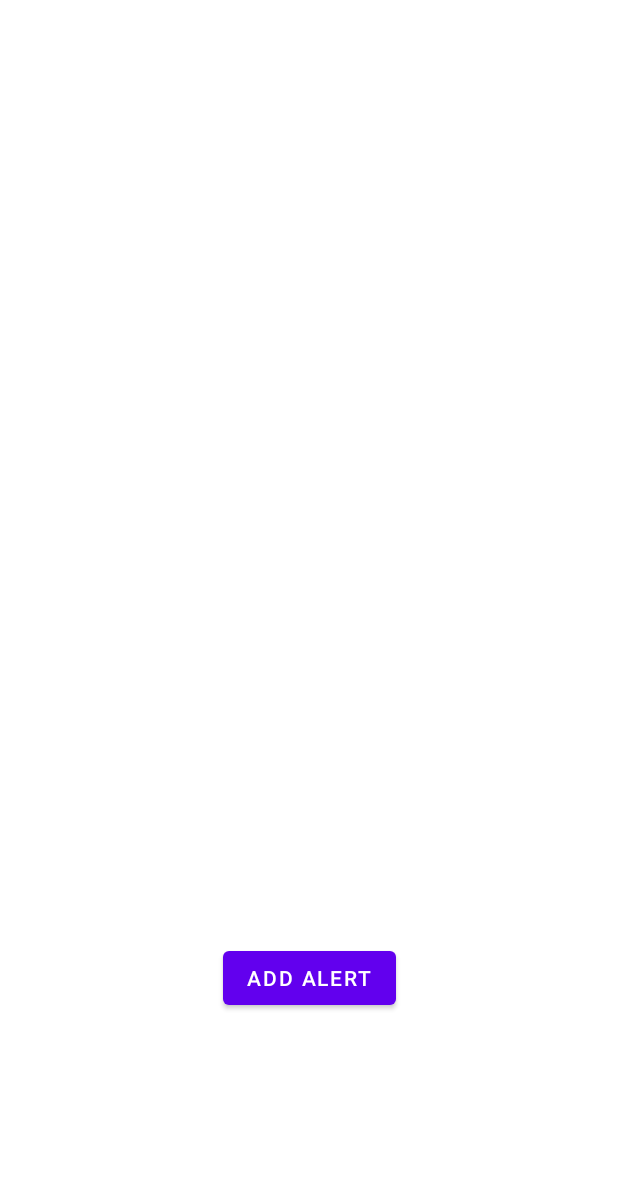
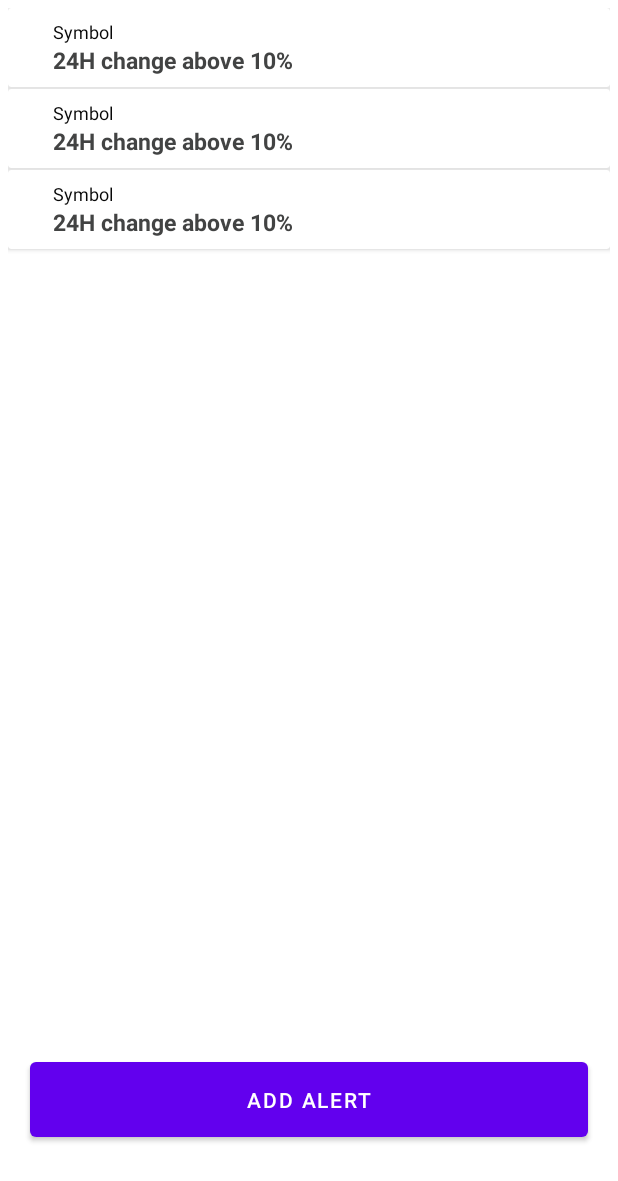
Before and after one commit to Flutter-Lab/CryptoChime, an Android app: the layout fragment_alert2.xml on its own in the app's theme, with its tools: preview values and no code run, on a phone screen of 412 x 824 dp. Shown: the top 1181 px of the screen. Run offline under Robolectric (Android 15) with nearby library versions, the phone set to English and light mode, and no system bars; network calls fail.

Commit message:
Implemented DB For MultiAlert
Implemented DB For MultiAlert

```diff
--- a/app/build.gradle
+++ b/app/build.gradle
@@ -32,11 +32,14 @@ dependencies {
     implementation 'androidx.appcompat:appcompat:1.2.0'
     implementation 'com.google.android.material:material:1.3.0'
     implementation 'androidx.constraintlayout:constraintlayout:2.0.4'
-    implementation 'com.android.volley:volley:1.1.1'
+    implementation 'com.android.volley:volley:1.2.1'
     implementation 'androidx.legacy:legacy-support-v4:1.0.0'
     testImplementation 'junit:junit:4.+'
     androidTestImplementation 'androidx.test.ext:junit:1.1.2'
     androidTestImplementation 'androidx.test.espresso:espresso-core:3.3.0'
+
+    implementation 'androidx.room:room-runtime:2.4.0-alpha05'
+    annotationProcessor 'androidx.room:room-compiler:2.4.0-alpha05'
 
     implementation 'com.github.bumptech.glide:glide:4.12.0'
     annotationProcessor 'com.github.bumptech.glide:compiler:4.12.0'
--- /dev/null
+++ b/app/src/main/res/layout/alert_rv_sample.xml
@@ -0,0 +1,43 @@
+<?xml version="1.0" encoding="utf-8"?>
+<androidx.cardview.widget.CardView xmlns:android="http://schemas.android.com/apk/res/android"
+    android:layout_width="match_parent"
+    android:layout_height="wrap_content"
+    android:layout_marginBottom="1dp"
+    >
+
+
+    <RelativeLayout
+        android:id="@+id/coinInfoBlock"
+        android:layout_width="match_parent"
+        android:layout_height="wrap_content"
+        android:paddingHorizontal="30dp"
+        android:paddingVertical="7dp"
+        >
+
+
+        <TextView
+            android:id="@+id/symbolTextView"
+            android:layout_width="wrap_content"
+            android:layout_height="wrap_content"
+            android:text="Symbol"
+            android:textColor="#070707"
+            android:textSize="12sp"
+             />
+
+        <TextView
+            android:id="@+id/alertTypeNameTV"
+            android:layout_width="wrap_content"
+            android:layout_height="wrap_content"
+            android:layout_below="@+id/symbolTextView"
+            android:text="24H change above 10%"
+            android:textStyle="bold"
+            android:textColor="#424343"
+            android:textSize="15sp"
+
+            />
+
+
+
+    </RelativeLayout>
+
+</androidx.cardview.widget.CardView>
--- a/app/src/main/res/layout/fragment_alert2.xml
+++ b/app/src/main/res/layout/fragment_alert2.xml
@@ -7,20 +7,27 @@
     tools:context=".AlertFragment2">
 
     <androidx.recyclerview.widget.RecyclerView
-        android:id="@+id/recyclerView"
+        android:id="@+id/alertRecyclerView"
         android:layout_width="match_parent"
-        android:layout_height="wrap_content"
-        android:padding="13dp"
-        android:visibility="visible" />
+        android:layout_height="match_parent"
+        android:padding="5dp"
+        android:visibility="visible"
+        app:layout_constraintBottom_toBottomOf="parent"
+        app:layout_constraintTop_toTopOf="parent"
+        tools:listitem="@layout/alert_rv_sample"
+        tools:ignore="MissingConstraints" />
 
     <Button
         android:id="@+id/addAlertButton"
-        android:layout_width="wrap_content"
+        android:layout_width="match_parent"
         android:layout_height="wrap_content"
-        android:layout_marginBottom="148dp"
+        android:layout_marginHorizontal="20dp"
+        android:layout_marginBottom="60dp"
+        android:padding="15dp"
         android:text="Add Alert"
         app:layout_constraintBottom_toBottomOf="parent"
         app:layout_constraintEnd_toEndOf="parent"
+        app:layout_constraintHorizontal_bias="0.498"
         app:layout_constraintStart_toStartOf="parent" />
 
 
--- a/app/src/main/res/layout/fragment_home.xml
+++ b/app/src/main/res/layout/fragment_home.xml
@@ -21,6 +21,7 @@
         android:id="@+id/recyclerView"
         android:layout_width="match_parent"
         android:layout_height="match_parent"
+        tools:listitem="@layout/sample_layout"
         android:padding="13dp"
         android:visibility="visible" />
 
```
Also changed, not shown: app/src/main/java/com/example/cryptochime/AlertFragment2.java (+35 -3 lines), app/src/main/java/com/example/cryptochime/SetAlertActivity/AlertDB/Alert.java (added, +23 -0 lines), app/src/main/java/com/example/cryptochime/SetAlertActivity/AlertDB/AlertDao.java (added, +22 -0 lines), app/src/main/java/com/example/cryptochime/SetAlertActivity/AlertDB/AlertDatabase.java (added, +26 -0 lines), app/src/main/java/com/example/cryptochime/SetAlertActivity/AlertListAdapter.java (added, +63 -0 lines), app/src/main/java/com/example/cryptochime/SetAlertActivity/ChoseCurrencyFragment.java (+3 -7 lines), app/src/main/java/com/example/cryptochime/SetAlertActivity/SelectAlertTypeFragment.java (+5 -4 lines), app/src/main/java/com/example/cryptochime/SetAlertActivity/SetValueFragment.java (+56 -39 lines).
